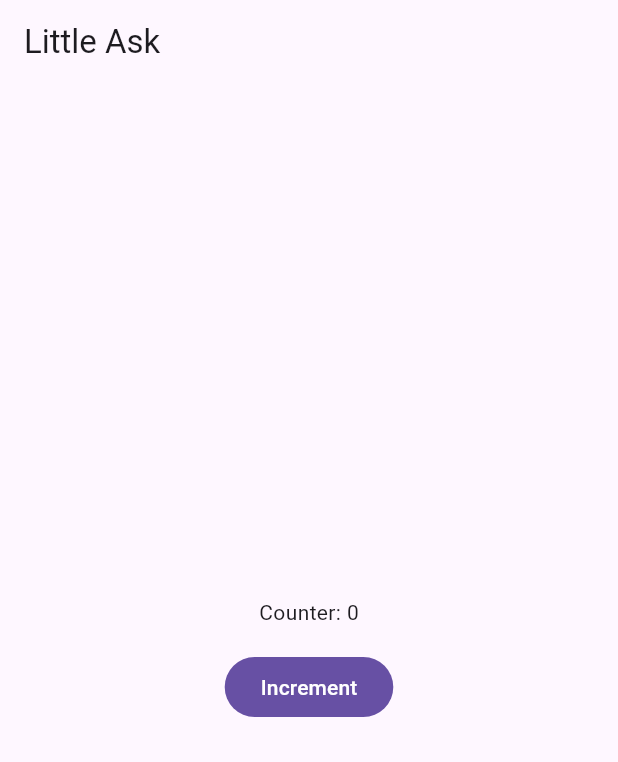
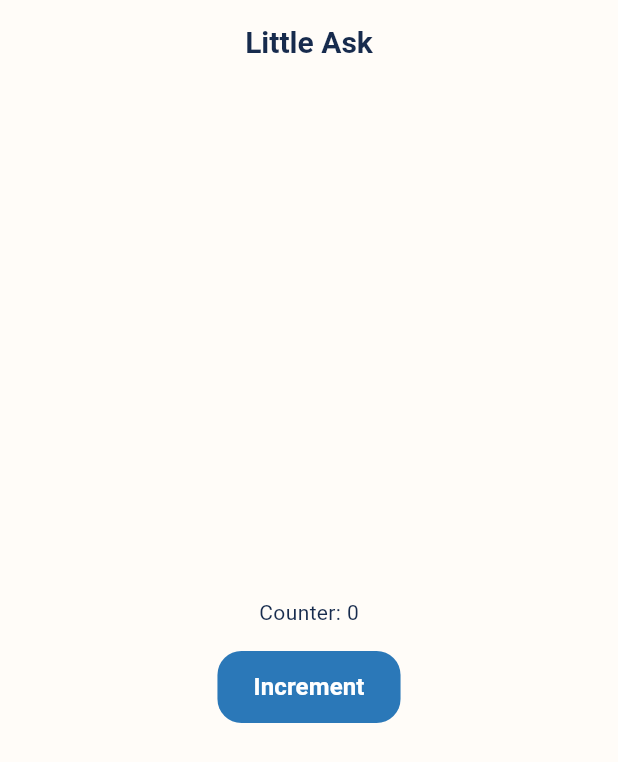
Before and after one commit to ithas2bee/little-ask, a Flutter app: the screen it shows after launch, on a phone screen of 412 x 824 dp. Shown: the top 762 px of the screen. Run offline on Flutter 3.47's test engine with Material 3 defaults, Android fonts, the phone set to English and light mode, and no system bars; our stand-ins replace material_ui.

Commit message:
Define shared Little Ask mobile theme
Co-authored-by: copilot-swe-agent[bot] <198982749+Copilot@users.noreply.github.com>

```diff
--- a/mobile/lib/app/little_ask_app.dart
+++ b/mobile/lib/app/little_ask_app.dart
@@ -1,15 +1,17 @@
 import 'package:material_ui/material_ui.dart';
 
 import '../features/architecture_example/presentation/counter_screen.dart';
+import 'theme/app_theme.dart';
 
 class LittleAskApp extends StatelessWidget {
   const LittleAskApp({super.key});
 
   @override
   Widget build(BuildContext context) {
-    return const MaterialApp(
+    return MaterialApp(
       title: 'Little Ask',
-      home: CounterScreen(),
+      theme: AppTheme.light,
+      home: const CounterScreen(),
     );
   }
 }
--- /dev/null
+++ b/mobile/lib/app/theme/app_theme.dart
@@ -0,0 +1,255 @@
+import 'package:material_ui/material_ui.dart';
+
+class AppColors {
+  const AppColors._();
+
+  static const primary = Color(0xFF2B78B8);
+  static const primaryPressed = Color(0xFF24669E);
+  static const secondary = Color(0xFFFFB8CC);
+  static const tertiary = Color(0xFFFFC94A);
+  static const ink = Color(0xFF172B4D);
+  static const mutedInk = Color(0xFF536981);
+  static const background = Color(0xFFFFFCF8);
+  static const softBlue = Color(0xFFEAF5FE);
+  static const softPink = Color(0xFFFFF0F5);
+  static const softGreen = Color(0xFFE0F5E9);
+  static const softGold = Color(0xFFFFF3CD);
+  static const softLavender = Color(0xFFF0E9FA);
+  static const border = Color(0xFFD8E3ED);
+  static const disabledSurface = Color(0xFFE5EAF0);
+  static const disabledInk = Color(0xFF687789);
+  static const accepted = Color(0xFF166648);
+  static const pending = Color(0xFF765500);
+  static const laterSuggested = Color(0xFF24558C);
+  static const maybeLater = Color(0xFF7047A3);
+}
+
+class AppSpacing {
+  const AppSpacing._();
+
+  static const double xs = 4;
+  static const double sm = 8;
+  static const double md = 12;
+  static const double lg = 16;
+  static const double xl = 24;
+  static const double xxl = 32;
+  static const double xxxl = 48;
+}
+
+class AppRadii {
+  const AppRadii._();
+
+  static const double small = 8;
+  static const double medium = 16;
+  static const double large = 24;
+  static const double pill = 999;
+}
+
+class RequestStatusColors extends ThemeExtension<RequestStatusColors> {
+  const RequestStatusColors({
+    required this.pending,
+    required this.pendingContainer,
+    required this.accepted,
+    required this.acceptedContainer,
+    required this.laterSuggested,
+    required this.laterSuggestedContainer,
+    required this.maybeLater,
+    required this.maybeLaterContainer,
+  });
+
+  final Color pending;
+  final Color pendingContainer;
+  final Color accepted;
+  final Color acceptedContainer;
+  final Color laterSuggested;
+  final Color laterSuggestedContainer;
+  final Color maybeLater;
+  final Color maybeLaterContainer;
+
+  @override
+  RequestStatusColors copyWith({
+    Color? pending,
+    Color? pendingContainer,
+    Color? accepted,
+    Color? acceptedContainer,
+    Color? laterSuggested,
+    Color? laterSuggestedContainer,
+    Color? maybeLater,
+    Color? maybeLaterContainer,
+  }) {
+    return RequestStatusColors(
+      pending: pending ?? this.pending,
+      pendingContainer: pendingContainer ?? this.pendingContainer,
+      accepted: accepted ?? this.accepted,
+      acceptedContainer: acceptedContainer ?? this.acceptedContainer,
+      laterSuggested: laterSuggested ?? this.laterSuggested,
+      laterSuggestedContainer:
+          laterSuggestedContainer ?? this.laterSuggestedContainer,
+      maybeLater: maybeLater ?? this.maybeLater,
+      maybeLaterContainer: maybeLaterContainer ?? this.maybeLaterContainer,
+    );
+  }
+
+  @override
+  RequestStatusColors lerp(
+    covariant ThemeExtension<RequestStatusColors>? other,
+    double t,
+  ) {
+    if (other is! RequestStatusColors) {
+      return this;
+    }
+
+    return RequestStatusColors(
+      pending: Color.lerp(pending, other.pending, t)!,
+      pendingContainer: Color.lerp(
+        pendingContainer,
+        other.pendingContainer,
+        t,
+      )!,
+      accepted: Color.lerp(accepted, other.accepted, t)!,
+      acceptedContainer: Color.lerp(
+        acceptedContainer,
+        other.acceptedContainer,
+        t,
+      )!,
+      laterSuggested: Color.lerp(laterSuggested, other.laterSuggested, t)!,
+      laterSuggestedContainer:
+          Color.lerp(
+            laterSuggestedContainer,
+            other.laterSuggestedContainer,
+            t,
+          )!,
+      maybeLater: Color.lerp(maybeLater, other.maybeLater, t)!,
+      maybeLaterContainer:
+          Color.lerp(
+            maybeLaterContainer,
+            other.maybeLaterContainer,
+            t,
+          )!,
+    );
+  }
+}
+
+class AppTheme {
+  const AppTheme._();
+
+  static final ThemeData light = ThemeData(
+    useMaterial3: true,
+    colorScheme: ColorScheme.fromSeed(
+      seedColor: AppColors.primary,
+      brightness: Brightness.light,
+    ).copyWith(
+      primary: AppColors.primary,
+      onPrimary: Colors.white,
+      primaryContainer: AppColors.softBlue,
+      onPrimaryContainer: AppColors.ink,
+      secondary: AppColors.secondary,
+      onSecondary: AppColors.ink,
+      secondaryContainer: AppColors.softPink,
+      onSecondaryContainer: AppColors.ink,
+      tertiary: AppColors.tertiary,
+      onTertiary: AppColors.ink,
+      tertiaryContainer: AppColors.softGold,
+      onTertiaryContainer: AppColors.ink,
+      surface: AppColors.background,
+      onSurface: AppColors.ink,
+      onSurfaceVariant: AppColors.mutedInk,
+      outline: AppColors.border,
+      outlineVariant: AppColors.border,
+    ),
+    scaffoldBackgroundColor: AppColors.background,
+    textTheme: const TextTheme(
+      displayLarge: TextStyle(fontSize: 32, fontWeight: FontWeight.w700),
+      displayMedium: TextStyle(fontSize: 28, fontWeight: FontWeight.w700),
+      headlineLarge: TextStyle(fontSize: 26, fontWeight: FontWeight.w700),
+      headlineMedium: TextStyle(fontSize: 22, fontWeight: FontWeight.w700),
+      headlineSmall: TextStyle(fontSize: 20, fontWeight: FontWeight.w600),
+      titleLarge: TextStyle(fontSize: 20, fontWeight: FontWeight.w600),
+      titleMedium: TextStyle(fontSize: 16, fontWeight: FontWeight.w600),
+      titleSmall: TextStyle(fontSize: 14, fontWeight: FontWeight.w600),
+      bodyLarge: TextStyle(fontSize: 16, height: 1.4),
+      bodyMedium: TextStyle(fontSize: 14, height: 1.4),
+      bodySmall: TextStyle(fontSize: 12, height: 1.35),
+      labelLarge: TextStyle(fontSize: 16, fontWeight: FontWeight.w600),
+      labelMedium: TextStyle(fontSize: 14, fontWeight: FontWeight.w600),
+      labelSmall: TextStyle(fontSize: 12, fontWeight: FontWeight.w500),
+    ).apply(bodyColor: AppColors.ink, displayColor: AppColors.ink),
+    appBarTheme: const AppBarTheme(
+      backgroundColor: AppColors.background,
+      foregroundColor: AppColors.ink,
+      centerTitle: true,
+      elevation: 0,
+      scrolledUnderElevation: 0,
+    ),
+    filledButtonTheme: FilledButtonThemeData(
+      style: ButtonStyle(
+        minimumSize: const WidgetStatePropertyAll(Size(48, 48)),
+        padding: const WidgetStatePropertyAll(
+          EdgeInsets.symmetric(
+            horizontal: AppSpacing.xl,
+            vertical: AppSpacing.md,
+          ),
+        ),
+        shape: WidgetStatePropertyAll(
+          RoundedRectangleBorder(
+            borderRadius: BorderRadius.circular(AppRadii.medium),
+          ),
+        ),
+        backgroundColor: WidgetStateProperty.resolveWith((states) {
+          if (states.contains(WidgetState.disabled)) {
+            return AppColors.disabledSurface;
+          }
+          if (states.contains(WidgetState.pressed)) {
+            return AppColors.primaryPressed;
+          }
+          return AppColors.primary;
+        }),
+        foregroundColor: WidgetStateProperty.resolveWith((states) {
+          return states.contains(WidgetState.disabled)
+              ? AppColors.disabledInk
+              : Colors.white;
+        }),
+      ),
+    ),
+    outlinedButtonTheme: OutlinedButtonThemeData(
+      style: ButtonStyle(
+        minimumSize: const WidgetStatePropertyAll(Size(48, 48)),
+        padding: const WidgetStatePropertyAll(
+          EdgeInsets.symmetric(
+            horizontal: AppSpacing.xl,
+            vertical: AppSpacing.md,
+          ),
+        ),
+        shape: WidgetStatePropertyAll(
+          RoundedRectangleBorder(
+            borderRadius: BorderRadius.circular(AppRadii.medium),
+          ),
+        ),
+        side: WidgetStateProperty.resolveWith((states) {
+          return BorderSide(
+            color: states.contains(WidgetState.disabled)
+                ? AppColors.border
+                : AppColors.primary,
+          );
+        }),
+        foregroundColor: WidgetStateProperty.resolveWith((states) {
+          return states.contains(WidgetState.disabled)
+              ? AppColors.disabledInk
+              : AppColors.primary;
+        }),
+      ),
+    ),
+    extensions: const [
+      RequestStatusColors(
+        pending: AppColors.pending,
+        pendingContainer: AppColors.softGold,
+        accepted: AppColors.accepted,
+        acceptedContainer: AppColors.softGreen,
+        laterSuggested: AppColors.laterSuggested,
+        laterSuggestedContainer: AppColors.softBlue,
+        maybeLater: AppColors.maybeLater,
+        maybeLaterContainer: AppColors.softLavender,
+      ),
+    ],
+  );
+}
```
Also changed, not shown: 2 other files.
